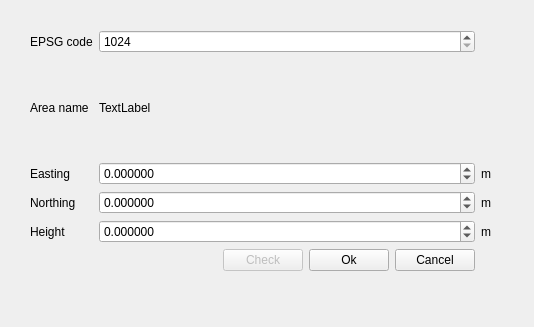
Before: the Qt Designer form src/OpenInfraPlatform/Forms/AddGeoreferenceDialog.ui in tumcms/Open-Infra-Platform, drawn with Qt 5.
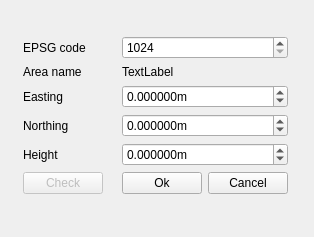
After: the same form once the commit is applied.

Commit message: AddGeoreferenceDialog Changed size of Dialog window.

The edit to the form file:
```diff
--- a/src/OpenInfraPlatform/Forms/AddGeoreferenceDialog.ui
+++ b/src/OpenInfraPlatform/Forms/AddGeoreferenceDialog.ui
@@ -6,8 +6,8 @@
    <rect>
     <x>0</x>
     <y>0</y>
-    <width>534</width>
-    <height>327</height>
+    <width>314</width>
+    <height>237</height>
    </rect>
   </property>
   <property name="windowTitle">
@@ -16,17 +16,26 @@
   <widget class="QWidget" name="verticalLayoutWidget">
    <property name="geometry">
     <rect>
-     <x>30</x>
-     <y>30</y>
-     <width>461</width>
-     <height>241</height>
+     <x>10</x>
+     <y>10</y>
+     <width>291</width>
+     <height>211</height>
     </rect>
    </property>
    <layout class="QVBoxLayout" name="verticalLayout">
     <item>
-     <layout class="QGridLayout" name="gridLayout_2">
+     <layout class="QGridLayout" name="gridLayout_2" columnstretch="0,0,0">
       <item row="2" column="1">
        <widget class="QDoubleSpinBox" name="doubleSpinBoxEasting">
+        <property name="sizePolicy">
+         <sizepolicy hsizetype="Preferred" vsizetype="Fixed">
+          <horstretch>0</horstretch>
+          <verstretch>0</verstretch>
+         </sizepolicy>
+        </property>
+        <property name="suffix">
+         <string>m</string>
+        </property>
         <property name="decimals">
          <number>6</number>
         </property>
@@ -38,28 +47,59 @@
         </property>
        </widget>
       </item>
-      <item row="3" column="1">
-       <widget class="QDoubleSpinBox" name="doubleSpinBoxNorthing">
-        <property name="decimals">
-         <number>6</number>
-        </property>
-        <property name="minimum">
-         <double>-100000000.000000000000000</double>
-        </property>
-        <property name="maximum">
-         <double>100000000.000000000000000</double>
+      <item row="0" column="0">
+       <widget class="QLabel" name="labelEPSG">
+        <property name="text">
+         <string>EPSG code</string>
         </property>
        </widget>
       </item>
       <item row="1" column="1">
        <widget class="QLabel" name="labelOutputAreaName">
+        <property name="sizePolicy">
+         <sizepolicy hsizetype="Preferred" vsizetype="Fixed">
+          <horstretch>0</horstretch>
+          <verstretch>0</verstretch>
+         </sizepolicy>
+        </property>
         <property name="text">
          <string>TextLabel</string>
         </property>
        </widget>
       </item>
+      <item row="3" column="1">
+       <widget class="QDoubleSpinBox" name="doubleSpinBoxNorthing">
+        <property name="sizePolicy">
+         <sizepolicy hsizetype="Preferred" vsizetype="Fixed">
+          <horstretch>0</horstretch>
+          <verstretch>0</verstretch>
+         </sizepolicy>
+        </property>
+        <property name="suffix">
+         <string>m</string>
+        </property>
+        <property name="decimals">
+         <number>6</number>
+        </property>
+        <property name="minimum">
+         <double>-100000000.000000000000000</double>
+        </property>
+        <property name="maximum">
+         <double>100000000.000000000000000</double>
+        </property>
+       </widget>
+      </item>
       <item row="4" column="1">
        <widget class="QDoubleSpinBox" name="doubleSpinBoxHeight">
+        <property name="sizePolicy">
+         <sizepolicy hsizetype="Preferred" vsizetype="Fixed">
+          <horstretch>0</horstretch>
+          <verstretch>0</verstretch>
+         </sizepolicy>
+        </property>
+        <property name="suffix">
+         <string>m</string>
+        </property>
         <property name="decimals">
          <number>6</number>
         </property>
@@ -71,13 +111,6 @@
         </property>
        </widget>
       </item>
-      <item row="0" column="0">
-       <widget class="QLabel" name="labelEPSG">
-        <property name="text">
-         <string>EPSG code</string>
-        </property>
-       </widget>
-      </item>
       <item row="2" column="0">
        <widget class="QLabel" name="labelEasting">
         <property name="text">
@@ -85,20 +118,6 @@
         </property>
        </widget>
       </item>
-      <item row="4" column="0">
-       <widget class="QLabel" name="labelHeight">
-        <property name="text">
-         <string>Height</string>
-        </property>
-       </widget>
-      </item>
-      <item row="3" column="0">
-       <widget class="QLabel" name="labelNorthing">
-        <property name="text">
-         <string>Northing</string>
-        </property>
-       </widget>
-      </item>
       <item row="1" column="0">
        <widget class="QLabel" name="labelAreaName">
         <property name="text">
@@ -106,33 +125,62 @@
         </property>
        </widget>
       </item>
+      <item row="3" column="0">
+       <widget class="QLabel" name="labelNorthing">
+        <property name="text">
+         <string>Northing</string>
+        </property>
+       </widget>
+      </item>
+      <item row="4" column="0">
+       <widget class="QLabel" name="labelHeight">
+        <property name="text">
+         <string>Height</string>
+        </property>
+       </widget>
+      </item>
+      <item row="0" column="1">
+       <widget class="QSpinBox" name="spinBoxEPSG">
+        <property name="sizePolicy">
+         <sizepolicy hsizetype="Preferred" vsizetype="Fixed">
+          <horstretch>0</horstretch>
+          <verstretch>0</verstretch>
+         </sizepolicy>
+        </property>
+        <property name="minimum">
+         <number>1024</number>
+        </property>
+        <property name="maximum">
+         <number>32767</number>
+        </property>
+       </widget>
+      </item>
+      <item row="6" column="0">
+       <widget class="QPushButton" name="pushButtonCheck">
+        <property name="enabled">
+         <bool>false</bool>
+        </property>
+        <property name="sizePolicy">
+         <sizepolicy hsizetype="Fixed" vsizetype="Fixed">
+          <horstretch>0</horstretch>
+          <verstretch>0</verstretch>
+         </sizepolicy>
+        </property>
+        <property name="text">
+         <string>Check</string>
+        </property>
+       </widget>
+      </item>
       <item row="6" column="1">
        <layout class="QHBoxLayout" name="horizontalLayout_3">
-        <item>
-         <spacer name="horizontalSpacer">
-          <property name="orientation">
-           <enum>Qt::Horizontal</enum>
-          </property>
-          <property name="sizeHint" stdset="0">
-           <size>
-            <width>40</width>
-            <height>20</height>
-           </size>
-          </property>
-         </spacer>
-        </item>
-        <item>
-         <widget class="QPushButton" name="pushButtonCheck">
-          <property name="enabled">
-           <bool>false</bool>
-          </property>
-          <property name="text">
-           <string>Check</string>
-          </property>
-         </widget>
-        </item>
         <item>
          <widget class="QPushButton" name="pushButtonOk">
+          <property name="sizePolicy">
+           <sizepolicy hsizetype="Fixed" vsizetype="Fixed">
+            <horstretch>0</horstretch>
+            <verstretch>0</verstretch>
+           </sizepolicy>
+          </property>
           <property name="text">
            <string>Ok</string>
           </property>
@@ -140,6 +188,12 @@
         </item>
         <item>
          <widget class="QPushButton" name="pushButtonCancel">
+          <property name="sizePolicy">
+           <sizepolicy hsizetype="Fixed" vsizetype="Fixed">
+            <horstretch>0</horstretch>
+            <verstretch>0</verstretch>
+           </sizepolicy>
+          </property>
           <property name="text">
            <string>Cancel</string>
           </property>
@@ -147,41 +201,6 @@
         </item>
        </layout>
       </item>
-      <item row="0" column="1">
-       <widget class="QSpinBox" name="spinBoxEPSG">
-        <property name="minimum">
-         <number>1024</number>
-        </property>
-        <property name="maximum">
-         <number>32767</number>
-        </property>
-       </widget>
-      </item>
-      <item row="3" column="2">
-       <layout class="QHBoxLayout" name="horizontalLayout">
-        <item>
-         <widget class="QLabel" name="labelMeterNorthing">
-          <property name="text">
-           <string>m</string>
-          </property>
-         </widget>
-        </item>
-       </layout>
-      </item>
-      <item row="4" column="2">
-       <widget class="QLabel" name="labelMeterHeight">
-        <property name="text">
-         <string>m</string>
-        </property>
-       </widget>
-      </item>
-      <item row="2" column="2">
-       <widget class="QLabel" name="labelMeterEasting">
-        <property name="text">
-         <string>m</string>
-        </property>
-       </widget>
-      </item>
      </layout>
     </item>
    </layout>
```
